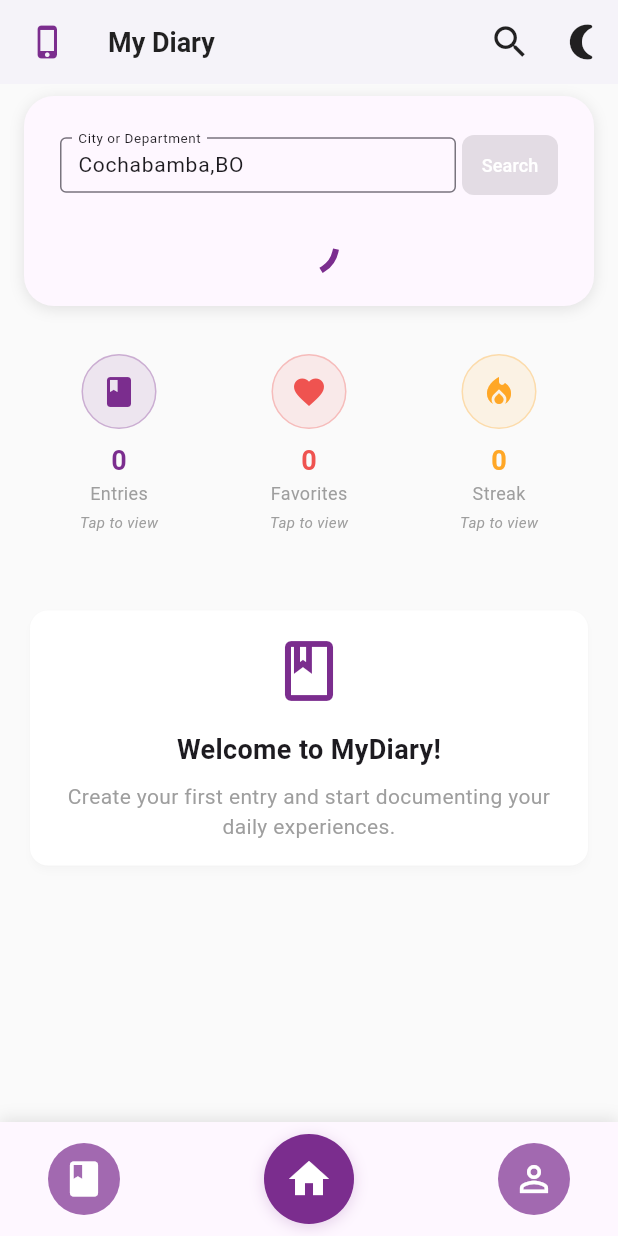
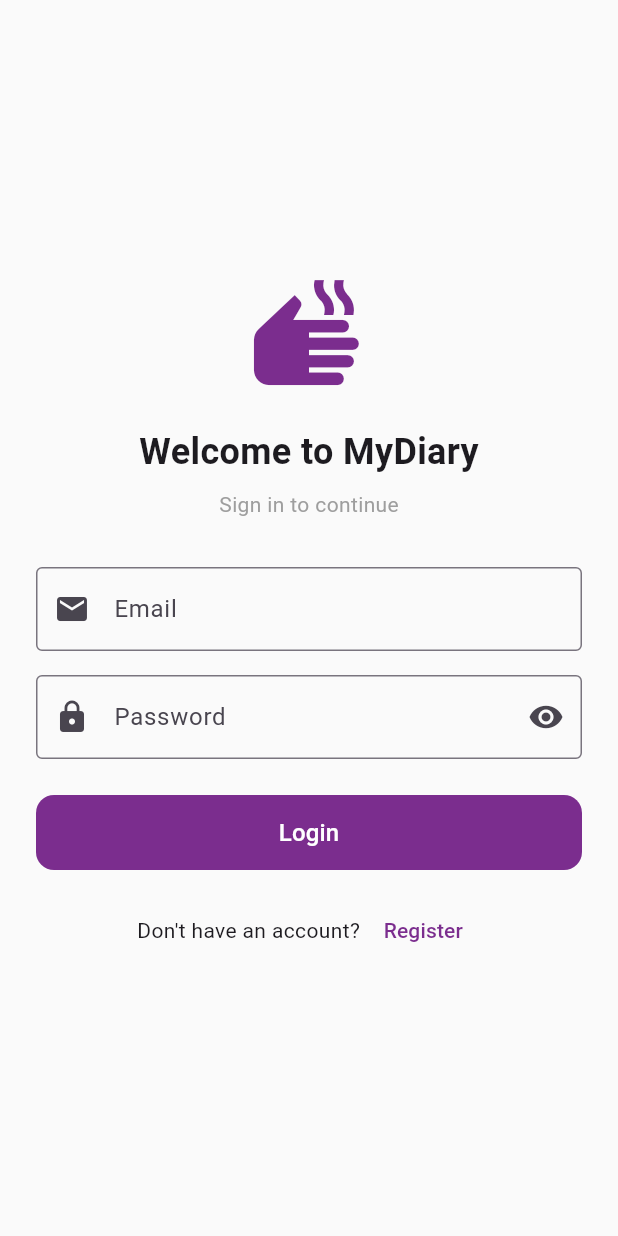
Before and after one commit to WelileDlamini/DiaryAPP_WeilleDlamini, a Flutter app: the screen it shows after launch, on a phone screen of 412 x 824 dp. Run offline on Flutter 3.47's test engine with Material 3 defaults, Android fonts, the phone set to English and light mode, and no system bars; our stand-ins replace flutter_local_notifications, image_picker, isar, just_audio, permission_handler, shared_preferences and 1 more; missing offline and left inert: flutter_sound; accounts and stored records are empty; generated files the repository leaves out were written again.

Commit message:
Complete project: MyDiary app with PHP backend integration, login/signup, offline database, camera, audio, notifications, and dark mode

```diff
--- a/Diary-flutter-main/lib/main.dart
+++ b/Diary-flutter-main/lib/main.dart
@@ -1,7 +1,9 @@
 import 'package:flutter/material.dart';
-import 'security_wrapper.dart';  // This imports the correct StatefulWidget
+import 'package:shared_preferences/shared_preferences.dart';
+import 'security_wrapper.dart';
 import 'providers/theme_provider.dart';
 import 'services/notification_service.dart';
+import 'screens/login_screen.dart';
 
 void main() async {
   WidgetsFlutterBinding.ensureInitialized();
@@ -33,6 +35,7 @@ class MyDiaryApp extends StatefulWidget {
 
 class _MyDiaryAppState extends State<MyDiaryApp> {
   final ThemeProvider _themeProvider = ThemeProvider();
+  late Future<Widget> _initialScreen;
 
   @override
   void initState() {
@@ -40,6 +43,7 @@ class _MyDiaryAppState extends State<MyDiaryApp> {
     _themeProvider.addListener(() {
       setState(() {});
     });
+    _initialScreen = _getInitialScreen();
   }
 
   void toggleTheme() {
@@ -48,6 +52,18 @@ class _MyDiaryAppState extends State<MyDiaryApp> {
 
   bool get isDarkMode => _themeProvider.isDarkMode;
 
+  // Determine which screen to show based on login status
+  Future<Widget> _getInitialScreen() async {
+    final prefs = await SharedPreferences.getInstance();
+    final isLoggedIn = prefs.getBool('is_logged_in') ?? false;
+
+    if (isLoggedIn) {
+      return const SecurityWrapper();
+    } else {
+      return const LoginScreen();
+    }
+  }
+
   @override
   Widget build(BuildContext context) {
     return MaterialApp(
@@ -55,7 +71,26 @@ class _MyDiaryAppState extends State<MyDiaryApp> {
       debugShowCheckedModeBanner: false,
       theme: _themeProvider.currentTheme,
       themeMode: _themeProvider.isDarkMode ? ThemeMode.dark : ThemeMode.light,
-      home: const SecurityWrapper(),  // Now this uses the correct Widget from security_wrapper.dart
+      home: FutureBuilder<Widget>(
+        future: _initialScreen,
+        builder: (context, snapshot) {
+          if (snapshot.connectionState == ConnectionState.waiting) {
+            return const Scaffold(
+              body: Center(
+                child: CircularProgressIndicator(),
+              ),
+            );
+          }
+          if (snapshot.hasError) {
+            return const Scaffold(
+              body: Center(
+                child: Text('Error loading app. Please restart.'),
+              ),
+            );
+          }
+          return snapshot.data ?? const LoginScreen();
+        },
+      ),
     );
   }
 
--- /dev/null
+++ b/Diary-flutter-main/lib/screens/login_screen.dart
@@ -0,0 +1,153 @@
+
+
+import 'package:flutter/material.dart';
+import 'package:shared_preferences/shared_preferences.dart';
+import '../services/backend_service.dart';
+import 'home_screen.dart';
+import 'register_screen.dart';
+
+class LoginScreen extends StatefulWidget {
+  const LoginScreen({super.key});
+
+  @override
+  State<LoginScreen> createState() => _LoginScreenState();
+}
+
+class _LoginScreenState extends State<LoginScreen> {
+  final _formKey = GlobalKey<FormState>();
+  final _emailController = TextEditingController();
+  final _passwordController = TextEditingController();
+  bool _isLoading = false;
+  bool _obscurePassword = true;
+
+  Future<void> _login() async {
+    if (!_formKey.currentState!.validate()) return;
+
+    setState(() => _isLoading = true);
+
+    try {
+      final response = await BackendService.login(
+        _emailController.text.trim(),
+        _passwordController.text,
+      );
+
+      if (response['success'] == true) {
+        // Save user session
+        final prefs = await SharedPreferences.getInstance();
+        await prefs.setInt('user_id', response['user_id']);
+        await prefs.setString('username', response['username']);
+        await prefs.setString('email', response['email']);
+        await prefs.setBool('is_logged_in', true);
+
+        if (mounted) {
+          Navigator.pushReplacement(
+            context,
+            MaterialPageRoute(builder: (context) => const HomeScreen()),
+          );
+        }
+      } else {
+        ScaffoldMessenger.of(context).showSnackBar(
+          SnackBar(content: Text(response['message']), backgroundColor: Colors.red),
+        );
+      }
+    } catch (e) {
+      ScaffoldMessenger.of(context).showSnackBar(
+        SnackBar(content: Text('Error: $e'), backgroundColor: Colors.red),
+      );
+    } finally {
+      if (mounted) setState(() => _isLoading = false);
+    }
+  }
+
+  @override
+  Widget build(BuildContext context) {
+    return Scaffold(
+      body: SafeArea(
+        child: Padding(
+          padding: const EdgeInsets.all(24.0),
+          child: Form(
+            key: _formKey,
+            child: Column(
+              mainAxisAlignment: MainAxisAlignment.center,
+              children: [
+                const Icon(Icons.dry, size: 80, color: Color(0xFF7B2D8E)),
+                const SizedBox(height: 24),
+                const Text(
+                  'Welcome to MyDiary',
+                  style: TextStyle(fontSize: 24, fontWeight: FontWeight.bold),
+                ),
+                const SizedBox(height: 8),
+                const Text('Sign in to continue', style: TextStyle(color: Colors.grey)),
+                const SizedBox(height: 32),
+
+                // Email field
+                TextFormField(
+                  controller: _emailController,
+                  keyboardType: TextInputType.emailAddress,
+                  decoration: const InputDecoration(
+                    labelText: 'Email',
+                    prefixIcon: Icon(Icons.email),
+                    border: OutlineInputBorder(),
+                  ),
+                  validator: (value) => value!.isEmpty ? 'Email required' : null,
+                ),
+                const SizedBox(height: 16),
+
+                // Password field
+                TextFormField(
+                  controller: _passwordController,
+                  obscureText: _obscurePassword,
+                  decoration: InputDecoration(
+                    labelText: 'Password',
+                    prefixIcon: const Icon(Icons.lock),
+                    suffixIcon: IconButton(
+                      icon: Icon(_obscurePassword ? Icons.visibility : Icons.visibility_off),
+                      onPressed: () => setState(() => _obscurePassword = !_obscurePassword),
+                    ),
+                    border: const OutlineInputBorder(),
+                  ),
+                  validator: (value) => value!.length < 4 ? 'Password too short' : null,
+                ),
+                const SizedBox(height: 24),
+
+                // Login button
+                SizedBox(
+                  width: double.infinity,
+                  height: 50,
+                  child: ElevatedButton(
+                    onPressed: _isLoading ? null : _login,
+                    style: ElevatedButton.styleFrom(
+                      backgroundColor: const Color(0xFF7B2D8E),
+                      shape: RoundedRectangleBorder(borderRadius: BorderRadius.circular(12)),
+                    ),
+                    child: _isLoading
+                        ? const CircularProgressIndicator(color: Colors.white)
+                        : const Text('Login', style: TextStyle(fontSize: 16, color: Colors.white)),
+                  ),
+                ),
+                const SizedBox(height: 16),
+
+                // Register link
+                Row(
+                  mainAxisAlignment: MainAxisAlignment.center,
+                  children: [
+                    const Text("Don't have an account? "),
+                    TextButton(
+                      onPressed: () {
+                        Navigator.push(
+                          context,
+                          MaterialPageRoute(builder: (context) => const RegisterScreen()),
+                        );
+                      },
+                      child: const Text('Register', style: TextStyle(color: Color(0xFF7B2D8E))),
+                    ),
+                  ],
+                ),
+              ],
+            ),
+          ),
+        ),
+      ),
+    );
+  }
+}
--- /dev/null
+++ b/Diary-flutter-main/lib/services/backend_service.dart
@@ -0,0 +1,64 @@
+import 'dart:convert';
+import 'package:http/http.dart' as http;
+
+class BackendService {
+  // Change this to your server URL
+  static const String baseUrl = 'http://10.0.2.2/mydiary_backend/api/';
+  // For physical device: http://YOUR_IP_ADDRESS/mydiary_backend/api/
+  // For emulator: http://10.0.2.2/mydiary_backend/api/
+
+  // Auth endpoints
+  static Future<Map<String, dynamic>> register(String username, String email, String password) async {
+    final response = await http.post(
+      Uri.parse('${baseUrl}register.php'),
+      headers: {'Content-Type': 'application/json'},
+      body: jsonEncode({
+        'username': username,
+        'email': email,
+        'password': password,
+      }),
+    );
+    return jsonDecode(response.body);
+  }
+
+  static Future<Map<String, dynamic>> login(String email, String password) async {
+    final response = await http.post(
+      Uri.parse('${baseUrl}login.php'),
+      headers: {'Content-Type': 'application/json'},
+      body: jsonEncode({
+        'email': email,
+        'password': password,
+      }),
+    );
+    return jsonDecode(response.body);
+  }
+
+  // Diary entries endpoints
+  static Future<Map<String, dynamic>> saveEntry(Map<String, dynamic> entry) async {
+    final response = await http.post(
+      Uri.parse('${baseUrl}save_entry.php'),
+      headers: {'Content-Type': 'application/json'},
+      body: jsonEncode(entry),
+    );
+    return jsonDecode(response.body);
+  }
+
+  static Future<Map<String, dynamic>> getEntries(int userId) async {
+    final response = await http.get(
+      Uri.parse('${baseUrl}get_entries.php?user_id=$userId'),
+    );
+    return jsonDecode(response.body);
+  }
+
+  static Future<Map<String, dynamic>> deleteEntry(int entryId, int userId) async {
+    final response = await http.post(
+      Uri.parse('${baseUrl}delete_entry.php'),
+      headers: {'Content-Type': 'application/json'},
+      body: jsonEncode({
+        'entry_id': entryId,
+        'user_id': userId,
+      }),
+    );
+    return jsonDecode(response.body);
+  }
+}
```
Also changed, not shown: Diary-flutter-main/lib/screens/profile_screen.dart (+38 -26 lines), Diary-flutter-main/lib/screens/register_screen.dart (added, +179 -0 lines), 9 other files.
